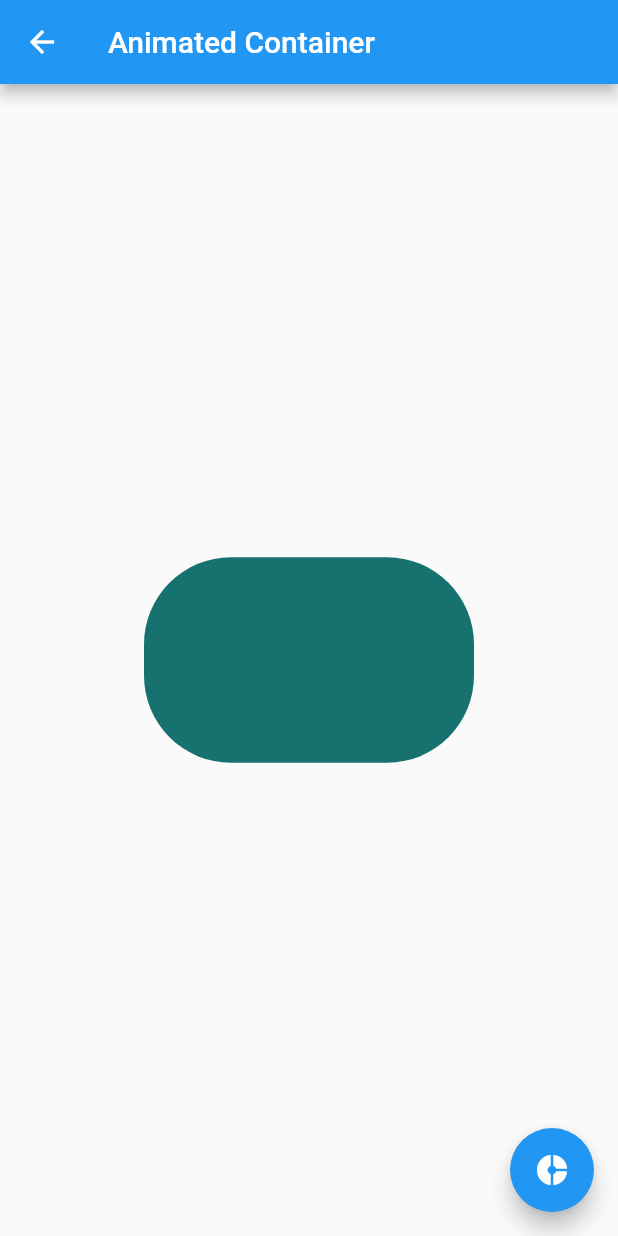
After one commit to lskywolfll/Flutter_Componentes, a Flutter app: the AnimateContainerPage screen opened by its route, after a tap on the "donut small" icon, on a phone screen of 412 x 824 dp. The commit adds this screen. Run offline on Flutter 3.47's test engine with Material 2 defaults, Android fonts, the phone set to English and light mode, and no system bars.

Commit message:
se agrega una pantalla para el animated container y tambien se agregan animaciones para el contenedor de todos los widgets

```diff
--- a/data/menu_opts.json
+++ b/data/menu_opts.json
@@ -1,20 +1,25 @@
 {
-    "nombreApp" : "Componentes",
-    "rutas" : [
+    "nombreApp": "Componentes",
+    "rutas": [
         {
-            "ruta" : "alert",
-            "icon" : "add_alert",
+            "ruta": "alert",
+            "icon": "add_alert",
             "texto": "Alertas"
         },
         {
-            "ruta" : "avatar",
-            "icon" : "accessibility",
+            "ruta": "avatar",
+            "icon": "accessibility",
             "texto": "Avatars"
         },
         {
-            "ruta" : "card",
-            "icon" : "folder_open",
+            "ruta": "card",
+            "icon": "folder_open",
             "texto": "Cards - Tarjetas"
+        },
+        {
+            "ruta": "animatedContainer",
+            "icon": "donut_large",
+            "texto": "Animated Container"
         }
     ]
 }
--- /dev/null
+++ b/lib/src/pages/animated_container.dart
@@ -0,0 +1,56 @@
+import 'dart:math';
+
+import 'package:flutter/material.dart';
+
+class AnimateContainerPage extends StatefulWidget {
+  @override
+  _AnimateContainerPageState createState() => _AnimateContainerPageState();
+}
+
+class _AnimateContainerPageState extends State<AnimateContainerPage> {
+  double _width = 50.0;
+  double _height = 50.0;
+  Color _color = Colors.pink;
+  BorderRadiusGeometry _borderRadius = BorderRadius.circular(8.0);
+
+  @override
+  Widget build(BuildContext context) {
+    return Container(
+      child: Scaffold(
+        appBar: AppBar(
+          title: Text('Animated Container'),
+        ),
+        body: Center(
+          child: AnimatedContainer(
+            duration: Duration(seconds: 1),
+            curve: Curves.fastOutSlowIn,
+            width: _width,
+            height: _height,
+            decoration: BoxDecoration(
+              borderRadius: _borderRadius,
+              color: _color,
+            ),
+          ),
+        ),
+        floatingActionButton: FloatingActionButton(
+          child: Icon(Icons.donut_small),
+          onPressed: () => _cambiarForma(),
+        ),
+      ),
+    );
+  }
+
+  void _cambiarForma() {
+    final random = Random();
+
+    setState(() {
+      _width = random.nextInt(300).toDouble();
+      _height = random.nextInt(300).toDouble();
+
+      _color = Color.fromRGBO(
+          random.nextInt(255), random.nextInt(255), random.nextInt(255), 1);
+
+      _borderRadius = BorderRadius.circular(random.nextInt(100).toDouble());
+    });
+  }
+}
--- a/lib/src/routes/routes.dart
+++ b/lib/src/routes/routes.dart
@@ -1,3 +1,4 @@
+import 'package:componentes/src/pages/animated_container.dart';
 import 'package:flutter/material.dart';
 
 import 'package:componentes/src/pages/card_page.dart';
@@ -11,5 +12,6 @@ Map<String, WidgetBuilder> getApplicationRoutes() {
     'alert': (BuildContext context) => AlertPage(),
     'avatar': (BuildContext context) => AvatarPage(),
     'card': (BuildContext context) => CardPage(),
+    'animatedContainer': (BuildContext context) => AnimateContainerPage()
   };
 }
```
